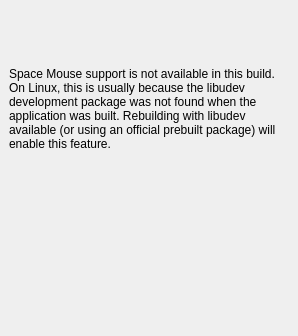
Above: libs/librepcb/editor/workspace/settingswidgets/spacemousesettingswidget.ui from LibrePCB/LibrePCB before the change. Below: the same form after it.
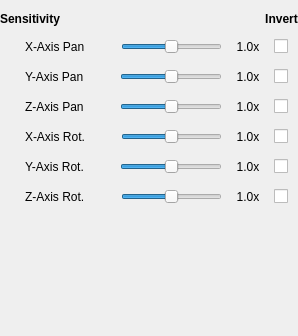
That is the form after the change. The open tabs and pages were chosen to show the change.

Commit message: Code polishing identified during code review: * Removed legacy factory, interface, and null implementation provisions. * Retargeted the Linux build to use linux-native-basic-udev instead of libudev in order to remove all conditional compilation. * Remove conditional build/inclusion of the SpaceMouse settings dialog.  It's always included now.

Patch:
```diff
--- a/libs/librepcb/editor/workspace/settingswidgets/spacemousesettingswidget.ui
+++ b/libs/librepcb/editor/workspace/settingswidgets/spacemousesettingswidget.ui
@@ -598,20 +598,6 @@
        </item>
       </layout>
      </widget>
-     <widget class="QWidget" name="pageSpaceMouseUnavailable">
-      <layout class="QVBoxLayout" name="verticalLayoutSpaceMouseUnavailable">
-       <item>
-        <widget class="QLabel" name="lblSpaceMouseUnavailable">
-         <property name="text">
-          <string>Space Mouse support is not available in this build. On Linux, this is usually because the libudev development package was not found when the application was built. Rebuilding with libudev available (or using an official prebuilt package) will enable this feature.</string>
-         </property>
-         <property name="wordWrap">
-          <bool>true</bool>
-         </property>
-        </widget>
-       </item>
-      </layout>
-     </widget>
     </widget>
    </item>
    <item>
```
The commit also changes 22 other files.
